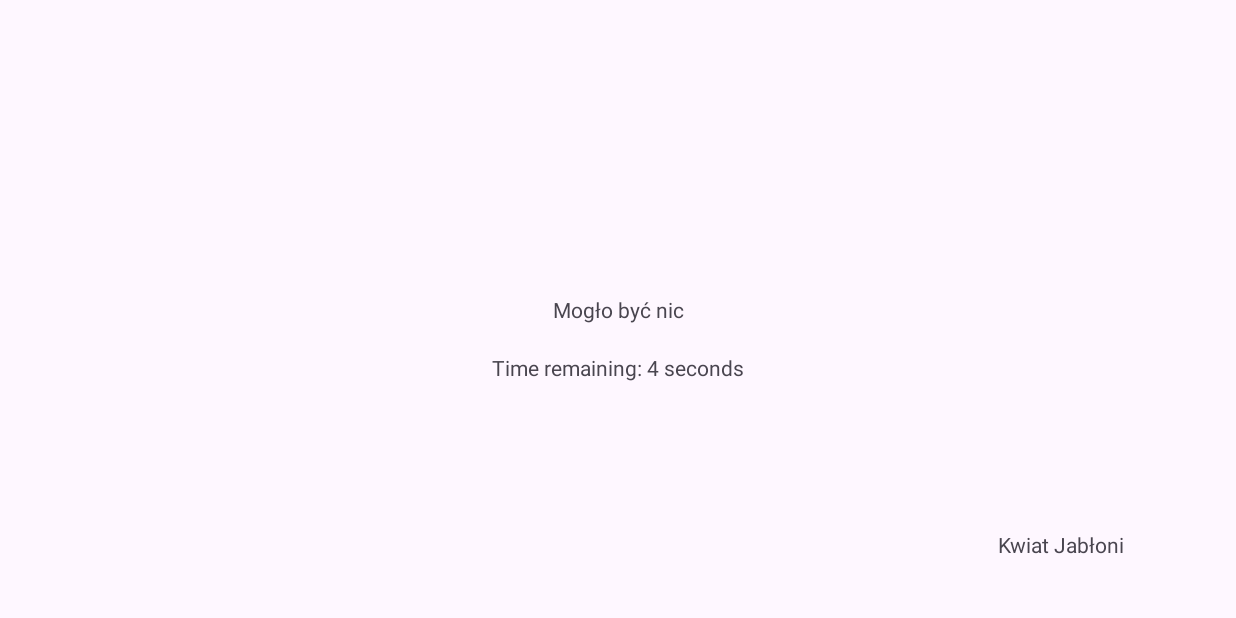
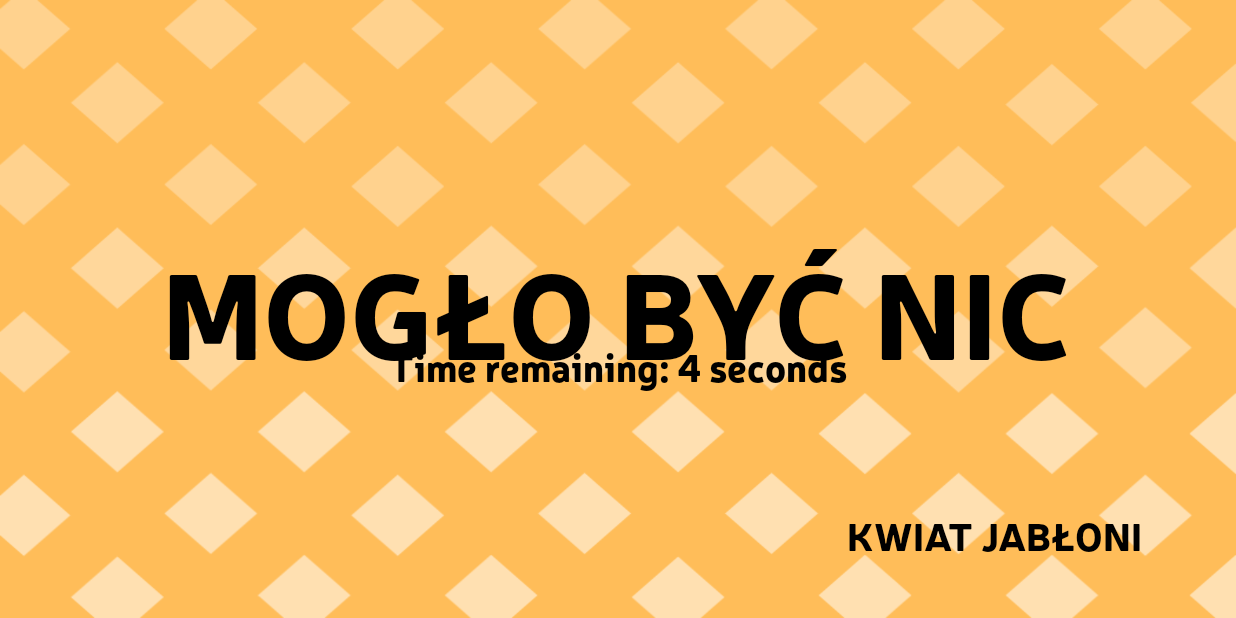
Before and after one commit to grzegorczykanna/android_forehead, an Android app: the SongActivity screen opened directly, with no data from a screen before it, on a phone screen of 824 x 412 dp (held sideways). Run offline under Robolectric (Android 15) with nearby library versions, the phone set to English and light mode, and no system bars; 1 statement that could not run was skipped.

Commit message:
new Font, change text font nad add backgraund to every ..._main file, add introActiviti as openning screen

```diff
--- a/AndroidStudioProjects/forehead/app/src/main/AndroidManifest.xml
+++ b/AndroidStudioProjects/forehead/app/src/main/AndroidManifest.xml
@@ -20,8 +20,9 @@
             android:screenOrientation="landscape"></activity>
         <activity android:name="com.example.foreahead.PassActivity"
             android:screenOrientation="landscape"></activity>
-        <activity
-            android:name="com.example.foreahead.TitleActivity"
+        <activity android:name="com.example.foreahead.TitleActivity"
+            android:screenOrientation="landscape"></activity>
+        <activity android:name="com.example.foreahead.IntroActivity"
             android:screenOrientation="landscape"
             android:exported="true">
             <intent-filter>
--- a/AndroidStudioProjects/forehead/app/src/main/java/com/example/foreahead/PassActivity.java
+++ b/AndroidStudioProjects/forehead/app/src/main/java/com/example/foreahead/PassActivity.java
@@ -16,9 +16,7 @@ public class PassActivity extends AppCompatActivity {
 
         new Handler().postDelayed(new Runnable() {
             @Override
-            public void run() {
-                openSongActivity();
-            }
+            public void run() {openSongActivity();}
         }, DELAY_TIME_MS);
     }
 
--- a/AndroidStudioProjects/forehead/app/src/main/res/layout/intro_main.xml
+++ b/AndroidStudioProjects/forehead/app/src/main/res/layout/intro_main.xml
@@ -5,6 +5,7 @@
     android:layout_width="match_parent"
     android:layout_height="match_parent"
     android:rotationX="0"
+    android:background="@drawable/intro_background"
     tools:context="com.example.foreahead.TitleActivity">
 
     <ImageView
--- a/AndroidStudioProjects/forehead/app/src/main/res/layout/song_main.xml
+++ b/AndroidStudioProjects/forehead/app/src/main/res/layout/song_main.xml
@@ -4,23 +4,17 @@
     xmlns:tools="http://schemas.android.com/tools"
     android:layout_width="match_parent"
     android:layout_height="match_parent"
+    android:background="@drawable/song_background"
     tools:context="com.example.foreahead.SongActivity">
-
-    <TextView
-        android:id="@+id/songTV"
-        android:layout_width="wrap_content"
-        android:layout_height="wrap_content"
-        android:text="Mogło być nic"
-        app:layout_constraintBottom_toBottomOf="parent"
-        app:layout_constraintEnd_toEndOf="parent"
-        app:layout_constraintStart_toStartOf="parent"
-        app:layout_constraintTop_toTopOf="parent" />
 
     <TextView
         android:id="@+id/bandTV"
         android:layout_width="wrap_content"
         android:layout_height="wrap_content"
-        android:text="Kwiat Jabłoni"
+        android:fontFamily="@font/neris_black"
+        android:text="KWIAT JABŁONI"
+        android:textColor="@color/black"
+        android:textSize="25dp"
         app:layout_constraintBottom_toBottomOf="parent"
         app:layout_constraintEnd_toEndOf="parent"
         app:layout_constraintHorizontal_bias="0.9"
@@ -32,7 +26,10 @@
         android:id="@+id/timerTV"
         android:layout_width="wrap_content"
         android:layout_height="wrap_content"
+        android:fontFamily="@font/neris_black"
         android:text="30 s"
+        android:textColor="@color/black"
+        android:textSize="25dp"
         app:layout_constraintBottom_toBottomOf="parent"
         app:layout_constraintEnd_toEndOf="parent"
         app:layout_constraintHorizontal_bias="0.5"
@@ -50,6 +47,15 @@
         android:paddingRight="16dp"
         tools:layout_editor_absoluteX="0dp"
         tools:layout_editor_absoluteY="136dp">
+
+        <TextView
+            android:id="@+id/songTV"
+            android:layout_width="wrap_content"
+            android:layout_height="wrap_content"
+            android:fontFamily="@font/neris_black"
+            android:text="MOGŁO BYĆ NIC"
+            android:textColor="@color/black"
+            android:textSize="80dp" />
     </LinearLayout>
 
 </androidx.constraintlayout.widget.ConstraintLayout>
```
Also changed, not shown: AndroidStudioProjects/forehead/app/src/main/java/com/example/foreahead/IntroActivity.java (+12 -7 lines), AndroidStudioProjects/forehead/app/src/main/res/font/all_fonts.xml (added, +8 -0 lines), AndroidStudioProjects/forehead/app/src/main/res/layout/fail_main.xml (+8 -3 lines), AndroidStudioProjects/forehead/app/src/main/res/layout/pass_main.xml (+6 -2 lines), AndroidStudioProjects/forehead/app/src/main/res/layout/title_main.xml (+11 -3 lines), AndroidStudioProjects/forehead/app/src/main/res/values/styles.xml (added, +9 -0 lines), AndroidStudioProjects/forehead/app/src/main/res/drawable/blue_background.png (added), AndroidStudioProjects/forehead/app/src/main/res/drawable/fail_background.png (added), AndroidStudioProjects/forehead/app/src/main/res/drawable/intro_background.png (added), AndroidStudioProjects/forehead/app/src/main/res/drawable/pass_background.png (added), AndroidStudioProjects/forehead/app/src/main/res/drawable/song_background.png (added), AndroidStudioProjects/forehead/app/src/main/res/font/neris_black.otf (added).
